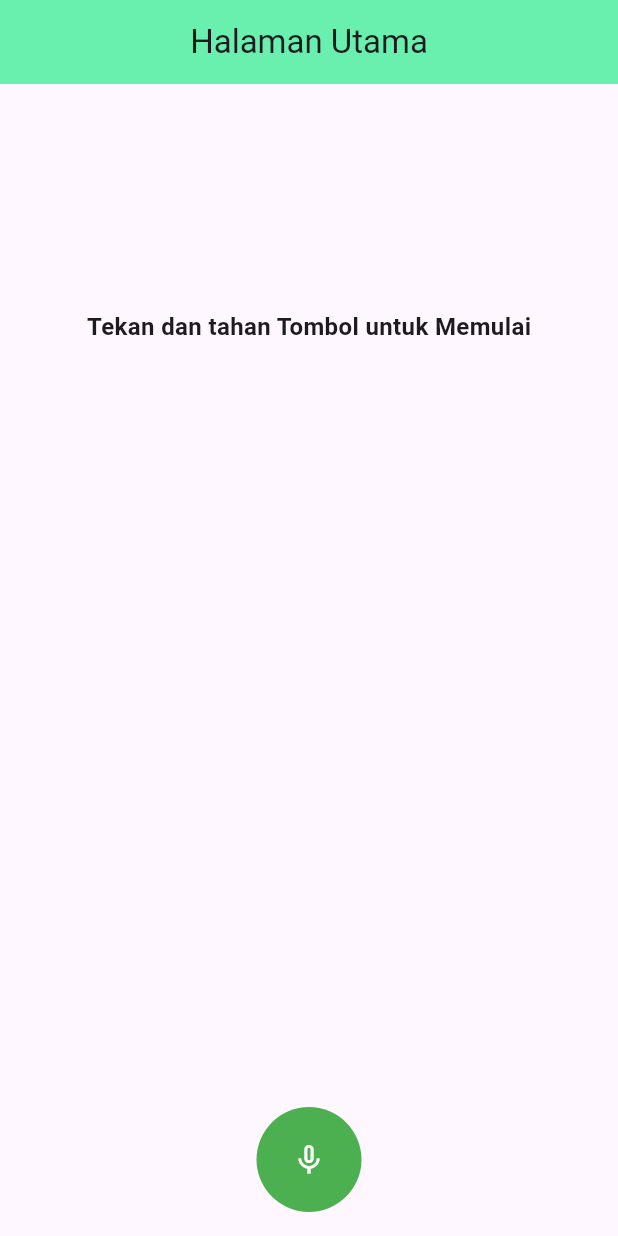
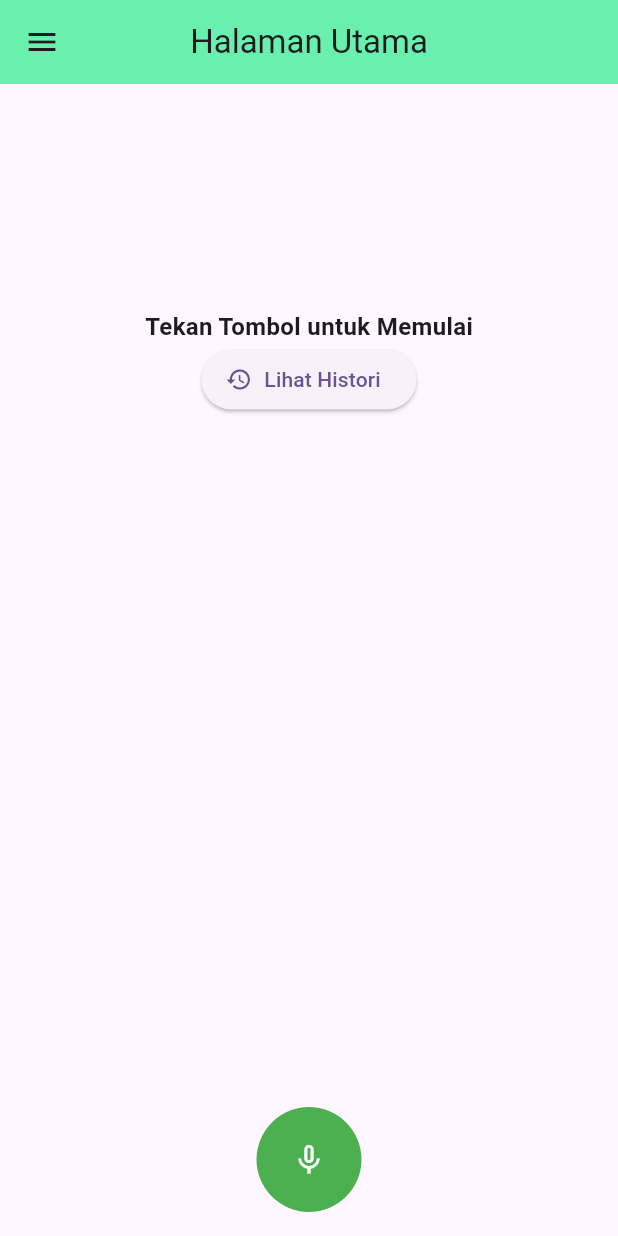
Before and after one commit to bagussatt/STT-apk, a Flutter app: the screen it shows after launch, on a phone screen of 412 x 824 dp. Run offline on Flutter 3.47's test engine with Material 3 defaults, Android fonts, the phone set to English and light mode, and no system bars; drawn by our look-alikes of avatar_glow; our stand-ins replace speech_to_text.

Commit message:
menambahkan fungsi dan halaman history

```diff
--- a/lib/Screens/homescreen.dart
+++ b/lib/Screens/homescreen.dart
@@ -1,6 +1,7 @@
 import 'package:avatar_glow/avatar_glow.dart';
 import 'package:flutter/material.dart';
 import 'package:speech_to_text/speech_to_text.dart';
+import 'package:sttapk/Screens/history_screen.dart';
 
 class HomeScreen extends StatefulWidget {
   const HomeScreen({super.key});
@@ -11,9 +12,9 @@ class HomeScreen extends StatefulWidget {
 
 class _HomeScreenState extends State<HomeScreen> {
   SpeechToText speechToText = SpeechToText();
-
-  var kata = "Tekan dan tahan Tombol untuk Memulai";
-  var tekan = false;
+  String kata = "Tekan Tombol untuk Memulai";
+  bool tekan = false;
+  List<String> history = []; // List to store history
 
   @override
   Widget build(BuildContext context) {
@@ -23,6 +24,38 @@ class _HomeScreenState extends State<HomeScreen> {
         centerTitle: true,
         backgroundColor: Colors.greenAccent,
       ),
+      drawer: Drawer(
+        child: ListView(
+          padding: EdgeInsets.zero,
+          children: <Widget>[
+            DrawerHeader(
+              decoration: BoxDecoration(
+                color: Colors.greenAccent,
+              ),
+              child: Text(
+                'Menu Navigasi',
+                style: TextStyle(
+                  color: Colors.white,
+                  fontSize: 24,
+                ),
+              ),
+            ),
+            ListTile(
+              leading: Icon(Icons.history),
+              title: Text('Lihat Histori'),
+              onTap: () {
+                Navigator.pop(context); // Tutup drawer saat item diklik
+                Navigator.push(
+                  context,
+                  MaterialPageRoute(
+                    builder: (context) => HistoryPage(history: history),
+                  ),
+                );
+              },
+            ),
+          ],
+        ),
+      ),
       body: Container(
         padding: EdgeInsets.symmetric(vertical: 150),
         alignment: Alignment.center,
@@ -31,12 +64,21 @@ class _HomeScreenState extends State<HomeScreen> {
             Text(
               kata,
               style: TextStyle(fontSize: 16, fontWeight: FontWeight.w600),
-            )
+            ),
+            ElevatedButton.icon(
+              onPressed: () => Navigator.push(
+                context,
+                MaterialPageRoute(
+                  builder: (context) => HistoryPage(history: history),
+                ),
+              ),
+              icon: Icon(Icons.history),
+              label: Text("Lihat Histori"),
+            ),
           ],
         ),
       ),
       floatingActionButton: AvatarGlow(
-        //pakek ini biar ga hambar animasi button nya  ya dit
         animate: tekan,
         duration: Duration(seconds: 2),
         glowColor: Color.fromARGB(97, 14, 77, 55),
@@ -50,14 +92,14 @@ class _HomeScreenState extends State<HomeScreen> {
                 setState(() {
                   tekan = true;
                 });
-                speechToText.listen(onResult: (hasil) {
+                speechToText.listen(onResult: (result) {
                   setState(() {
-                    kata = hasil.recognizedWords;
+                    kata = result.recognizedWords;
                   });
                 });
               } else {
                 print(
-                    "Programnya rusak bukan programmernya orang udah di masukin masa gaada Speechnya"); // Inform the user
+                    "Programnya rusak bukan programmernya orang udah di masukin masa gaada Speechnya");
               }
             }
           },
@@ -65,6 +107,8 @@ class _HomeScreenState extends State<HomeScreen> {
             speechToText.stop();
             setState(() {
               tekan = false;
+              history.add(kata); // Add current text to history
+              kata = "Tekan dan tahan Tombol untuk Memulai"; // Reset text
             });
           },
           child: CircleAvatar(
```
Also changed, not shown: lib/Screens/history_screen.dart (added, +25 -0 lines).
